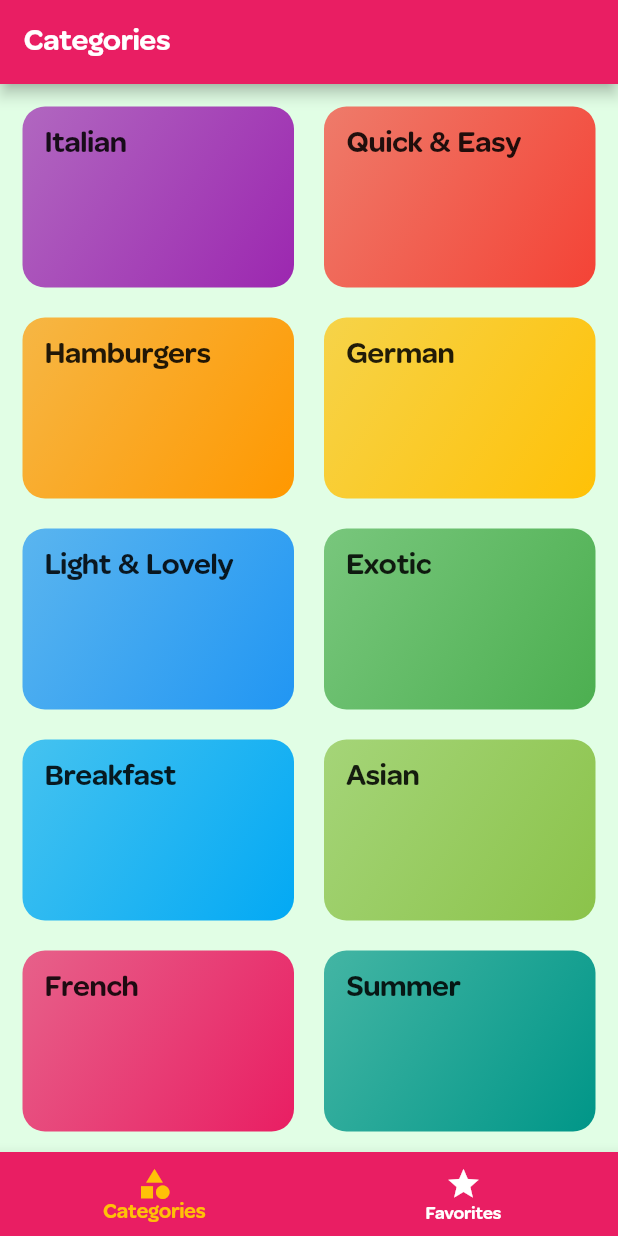
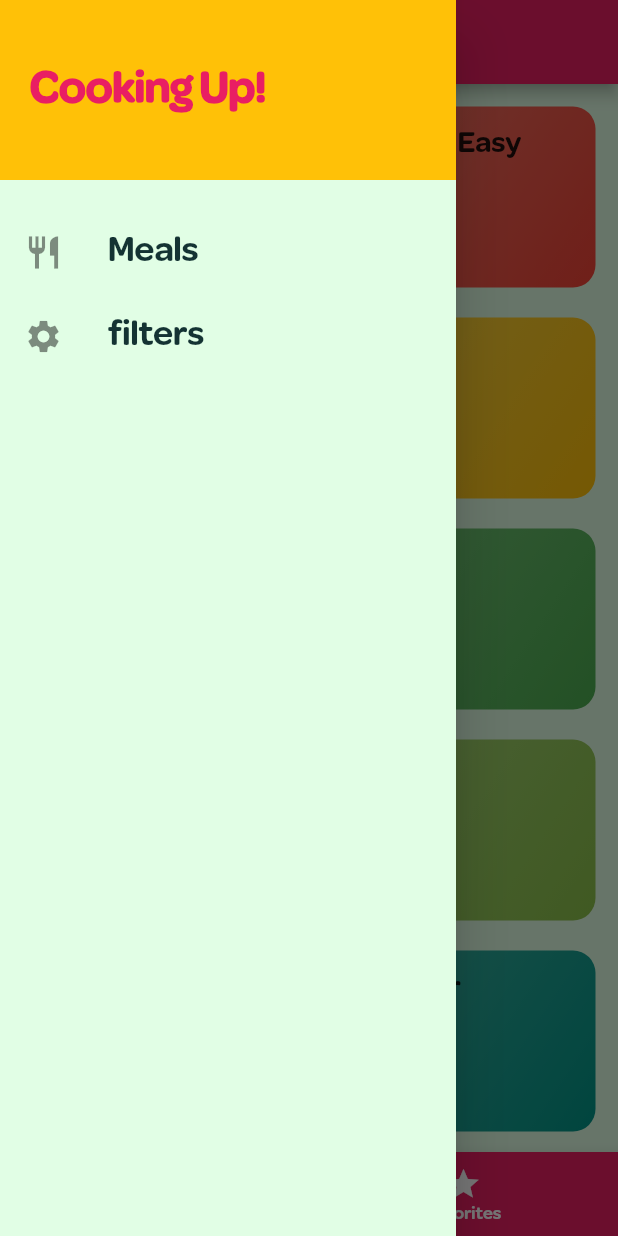
Before and after one commit to Latix/Quiz, a Flutter app: the screen it shows after launch, with the side drawer open (before the commit the screen has no drawer), on a phone screen of 412 x 824 dp. Run offline on Flutter 3.47's test engine with Material 2 defaults, Android fonts, the phone set to English and light mode, and no system bars.

Commit message:
Added Drawer feature

```diff
--- a/lib/main.dart
+++ b/lib/main.dart
@@ -3,6 +3,7 @@ import './screens/categories_screen.dart';
 import './screens/category_meals_screen.dart';
 import './screens/meal_detail_screen.dart';
 import './screens/tabs_screen.dart';
+import './screens/filters_screen.dart';
 void main() => runApp(MyApp());
 
 class MyApp extends StatelessWidget{
@@ -35,6 +36,7 @@ class MyApp extends StatelessWidget{
         '/': (ctx) => TabScreen(),
         CategoryMeals.routeName: (ctx) => CategoryMeals(),
         MealDetailScreen.routeName: (ctx) => MealDetailScreen(),
+        FiltersScreen.routeName: (ctx) => FiltersScreen(),
       },
       onGenerateRoute: (settings) {
         print(settings.arguments);
--- a/lib/screens/tabs_screen.dart
+++ b/lib/screens/tabs_screen.dart
@@ -1,7 +1,7 @@
 import 'package:flutter/material.dart';
 import './categories_screen.dart';
 import './favorites_screen.dart';
-
+import '../widgets/main_drawer.dart';
 class TabScreen extends StatefulWidget {
   @override
   _TabScreenState createState() => _TabScreenState();
@@ -23,8 +23,10 @@ class _TabScreenState extends State<TabScreen> {
   @override
   Widget build(BuildContext context) {
     return Scaffold(
-          appBar: AppBar(title: Text(_pages[_selectedPageIndex]['title']),
-        ),
+          appBar: AppBar(
+            title: Text(_pages[_selectedPageIndex]['title']),
+          ),
+          drawer: MainDrawer(),
         body: _pages[_selectedPageIndex]['page'],
         bottomNavigationBar: BottomNavigationBar(
           onTap: _selectPage,
--- /dev/null
+++ b/lib/widgets/main_drawer.dart
@@ -0,0 +1,52 @@
+import 'package:flutter/material.dart';
+import '../screens/filters_screen.dart';
+class MainDrawer extends StatelessWidget {
+  void getRoute(BuildContext ctx, String routeName) {
+    Navigator.of(ctx).pushReplacementNamed(routeName);
+  }
+  Widget _buildList(String text, IconData icon, Function tapHandler) {
+    return ListTile(
+            leading: Icon(
+              icon, size: 26,
+            ),
+            title: Text(text,
+            style: TextStyle(
+              fontFamily: 'Workwise',
+              fontSize: 24,
+              fontWeight: FontWeight.bold,
+              ),
+            ),
+            onTap: tapHandler,
+          );
+  }
+
+  @override
+  Widget build(BuildContext context) {
+    return Drawer(
+      child: Column(
+        children: <Widget>[
+          Container(
+            height: 120,
+            width: double.infinity,
+            padding: EdgeInsets.all(20),
+            alignment: Alignment.centerLeft,
+            color: Theme.of(context).accentColor,
+            child: Text('Cooking Up!', style: TextStyle(
+              fontWeight: FontWeight.w900,
+              fontSize: 30,
+              color: Theme.of(context).primaryColor,
+              ),
+            ),
+          ),
+          SizedBox(height: 20,),
+          _buildList('Meals', Icons.restaurant, () {
+            getRoute(context, '/');
+          }),
+          _buildList('filters', Icons.settings, () {
+            getRoute(context, FiltersScreen.routeName);
+          }),
+        ],
+      ),
+    );
+  }
+}
```
Also changed, not shown: lib/screens/filters_screen.dart (added, +18 -0 lines).
